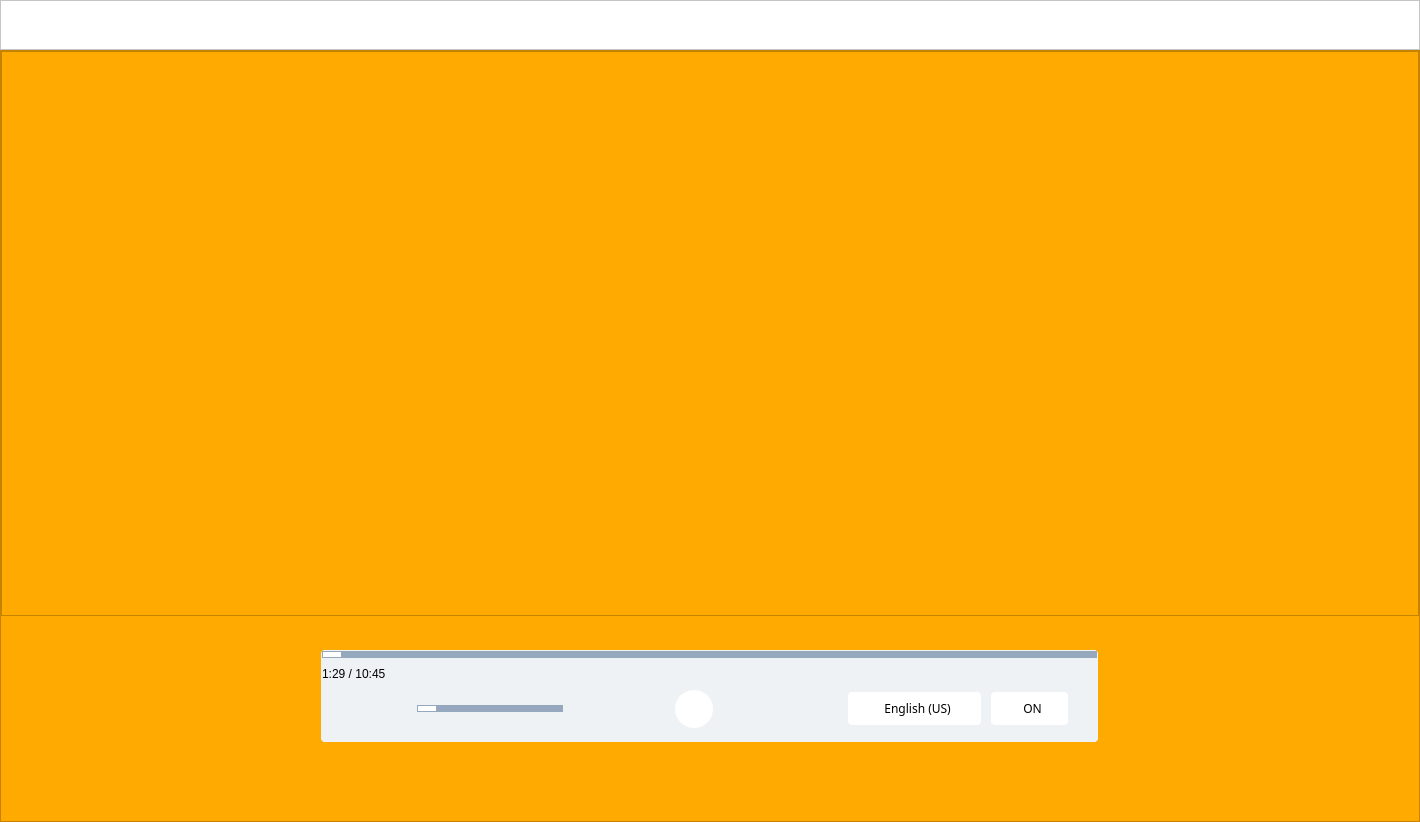
The window that ui/main.ui (medhatjachour/Ray) describes before a commit, drawn with Qt 5.
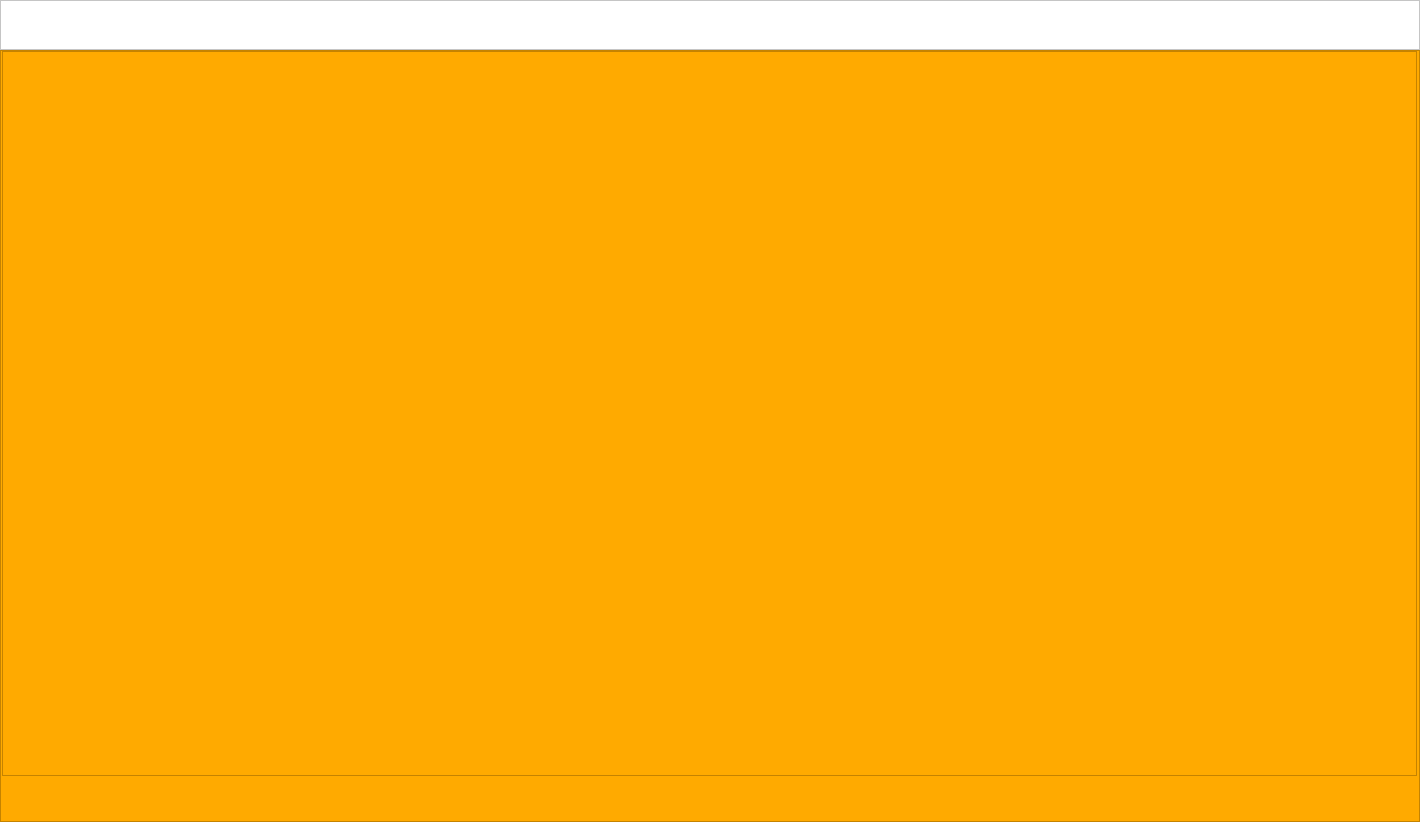
The same window after the commit. Icons and pictures are not drawn.

Commit message: last change before restat

The edit to the form file:
```diff
--- a/ui/main.ui
+++ b/ui/main.ui
@@ -2543,668 +2543,6 @@
            <property name="spacing">
             <number>0</number>
            </property>
-           <item row="1" column="0">
-            <widget class="QFrame" name="frame_32">
-             <property name="minimumSize">
-              <size>
-               <width>0</width>
-               <height>0</height>
-              </size>
-             </property>
-             <property name="maximumSize">
-              <size>
-               <width>16777215</width>
-               <height>160</height>
-              </size>
-             </property>
-             <property name="styleSheet">
-              <string notr="true">background-color: transparent;
-</string>
-             </property>
-             <property name="frameShape">
-              <enum>QFrame::StyledPanel</enum>
-             </property>
-             <property name="frameShadow">
-              <enum>QFrame::Raised</enum>
-             </property>
-             <layout class="QGridLayout" name="gridLayout_13">
-              <property name="leftMargin">
-               <number>0</number>
-              </property>
-              <property name="topMargin">
-               <number>0</number>
-              </property>
-              <property name="rightMargin">
-               <number>0</number>
-              </property>
-              <property name="bottomMargin">
-               <number>0</number>
-              </property>
-              <property name="spacing">
-               <number>0</number>
-              </property>
-              <item row="0" column="0">
-               <widget class="QFrame" name="frame_60">
-                <property name="minimumSize">
-                 <size>
-                  <width>777</width>
-                  <height>92</height>
-                 </size>
-                </property>
-                <property name="maximumSize">
-                 <size>
-                  <width>770</width>
-                  <height>92</height>
-                 </size>
-                </property>
-                <property name="styleSheet">
-                 <string notr="true">background: rgba(239, 242, 245, 0.95);
-border-radius:4px;</string>
-                </property>
-                <property name="frameShape">
-                 <enum>QFrame::StyledPanel</enum>
-                </property>
-                <property name="frameShadow">
-                 <enum>QFrame::Raised</enum>
-                </property>
-                <layout class="QVBoxLayout" name="verticalLayout_21">
-                 <property name="spacing">
-                  <number>0</number>
-                 </property>
-                 <property name="leftMargin">
-                  <number>0</number>
-                 </property>
-                 <property name="topMargin">
-                  <number>0</number>
-                 </property>
-                 <property name="rightMargin">
-                  <number>0</number>
-                 </property>
-                 <property name="bottomMargin">
-                  <number>0</number>
-                 </property>
-                 <item>
-                  <widget class="QFrame" name="frame_61">
-                   <property name="minimumSize">
-                    <size>
-                     <width>770</width>
-                     <height>85</height>
-                    </size>
-                   </property>
-                   <property name="styleSheet">
-                    <string notr="true">background: rgba(239, 242, 245, 0.95);</string>
-                   </property>
-                   <property name="frameShape">
-                    <enum>QFrame::StyledPanel</enum>
-                   </property>
-                   <property name="frameShadow">
-                    <enum>QFrame::Raised</enum>
-                   </property>
-                   <layout class="QVBoxLayout" name="verticalLayout_22">
-                    <property name="spacing">
-                     <number>0</number>
-                    </property>
-                    <property name="leftMargin">
-                     <number>1</number>
-                    </property>
-                    <property name="topMargin">
-                     <number>0</number>
-                    </property>
-                    <property name="rightMargin">
-                     <number>1</number>
-                    </property>
-                    <property name="bottomMargin">
-                     <number>6</number>
-                    </property>
-                    <item>
-                     <widget class="QFrame" name="frame_65">
-                      <property name="minimumSize">
-                       <size>
-                        <width>0</width>
-                        <height>0</height>
-                       </size>
-                      </property>
-                      <property name="frameShape">
-                       <enum>QFrame::StyledPanel</enum>
-                      </property>
-                      <property name="frameShadow">
-                       <enum>QFrame::Raised</enum>
-                      </property>
-                      <layout class="QVBoxLayout" name="verticalLayout_23">
-                       <property name="leftMargin">
-                        <number>0</number>
-                       </property>
-                       <property name="topMargin">
-                        <number>0</number>
-                       </property>
-                       <property name="rightMargin">
-                        <number>0</number>
-                       </property>
-                       <item>
-                        <widget class="QSlider" name="position_control">
-                         <property name="maximumSize">
-                          <size>
-                           <width>16777215</width>
-                           <height>8</height>
-                          </size>
-                         </property>
-                         <property name="styleSheet">
-                          <string notr="true">QSlider{
-	background-color:transparent;
-	margin: 0px;
-
-    border-radius: 4px;
-}
-QSlider::groove:horizontal {
-    border-radius: 10px;
-    height: 7px;
-	background-color:  rgba(149, 168, 189, 1);
-}/*
-QSlider::groove:horizontal:hover { background-color: #1e2229; }
-*/QSlider::handle:horizontal {
-    border: none;
-    height: 18;
-    width: 18;
-    margin: 1px;
-	border-radius: 9px;
-    background-color: white;
-}/*
-QSlider::handle:horizontal:hover { background-color: #1e2229; }*/
-QSlider::handle:horizontal:pressed { 
-	background-color: rgba(3, 169, 244, 1); }
-
-</string>
-                         </property>
-                         <property name="orientation">
-                          <enum>Qt::Horizontal</enum>
-                         </property>
-                        </widget>
-                       </item>
-                      </layout>
-                     </widget>
-                    </item>
-                    <item>
-                     <widget class="QLabel" name="time">
-                      <property name="maximumSize">
-                       <size>
-                        <width>16777215</width>
-                        <height>19</height>
-                       </size>
-                      </property>
-                      <property name="styleSheet">
-                       <string notr="true">color: rgb(0, 0, 0);</string>
-                      </property>
-                      <property name="text">
-                       <string>1:29 / 10:45</string>
-                      </property>
-                     </widget>
-                    </item>
-                    <item>
-                     <widget class="QFrame" name="frame_62">
-                      <property name="styleSheet">
-                       <string notr="true">background: rgba(239, 242, 245, 0.95);</string>
-                      </property>
-                      <property name="frameShape">
-                       <enum>QFrame::StyledPanel</enum>
-                      </property>
-                      <property name="frameShadow">
-                       <enum>QFrame::Raised</enum>
-                      </property>
-                      <layout class="QHBoxLayout" name="horizontalLayout_31">
-                       <property name="spacing">
-                        <number>10</number>
-                       </property>
-                       <property name="leftMargin">
-                        <number>50</number>
-                       </property>
-                       <property name="topMargin">
-                        <number>0</number>
-                       </property>
-                       <property name="rightMargin">
-                        <number>29</number>
-                       </property>
-                       <property name="bottomMargin">
-                        <number>0</number>
-                       </property>
-                       <item>
-                        <widget class="QFrame" name="frame_63">
-                         <property name="minimumSize">
-                          <size>
-                           <width>200</width>
-                           <height>0</height>
-                          </size>
-                         </property>
-                         <property name="frameShape">
-                          <enum>QFrame::StyledPanel</enum>
-                         </property>
-                         <property name="frameShadow">
-                          <enum>QFrame::Raised</enum>
-                         </property>
-                         <layout class="QHBoxLayout" name="horizontalLayout_32">
-                          <item>
-                           <widget class="QPushButton" name="mute">
-                            <property name="minimumSize">
-                             <size>
-                              <width>30</width>
-                              <height>30</height>
-                             </size>
-                            </property>
-                            <property name="maximumSize">
-                             <size>
-                              <width>30</width>
-                              <height>30</height>
-                             </size>
-                            </property>
-                            <property name="cursor">
-                             <cursorShape>PointingHandCursor</cursorShape>
-                            </property>
-                            <property name="text">
-                             <string/>
-                            </property>
-                            <property name="icon">
-                             <iconset resource="../resources.qrc">
-                              <normaloff>:/icons/assets/icons/volume-max.png</normaloff>:/icons/assets/icons/volume-max.png</iconset>
-                            </property>
-                           </widget>
-                          </item>
-                          <item>
-                           <widget class="QSlider" name="sound_control">
-                            <property name="maximumSize">
-                             <size>
-                              <width>150</width>
-                              <height>16777215</height>
-                             </size>
-                            </property>
-                            <property name="styleSheet">
-                             <string notr="true">QSlider{
-	background-color:transparent;
-	margin: 0px;
-
-    border-radius: 4px;
-}
-QSlider::groove:horizontal {
-    border-radius: 10px;
-    height: 7px;
-	background-color:  rgba(149, 168, 189, 1);
-}/*
-QSlider::groove:horizontal:hover { background-color: #1e2229; }*/
-QSlider::handle:horizontal {
-    border: none;
-    height: 18;
-    width: 18;
-    margin: 1px;
-	border-radius: 9px;
-    background-color: white;
-}/*
-QSlider::handle:horizontal:hover { background-color: #1e2229; }*/
-QSlider::handle:horizontal:pressed { 
-	background-color: rgba(3, 169, 244, 1); }
-</string>
-                            </property>
-                            <property name="orientation">
-                             <enum>Qt::Horizontal</enum>
-                            </property>
-                           </widget>
-                          </item>
-                         </layout>
-                        </widget>
-                       </item>
-                       <item>
-                        <widget class="QFrame" name="frame_64">
-                         <property name="minimumSize">
-                          <size>
-                           <width>224</width>
-                           <height>0</height>
-                          </size>
-                         </property>
-                         <property name="maximumSize">
-                          <size>
-                           <width>224</width>
-                           <height>16777215</height>
-                          </size>
-                         </property>
-                         <property name="frameShape">
-                          <enum>QFrame::StyledPanel</enum>
-                         </property>
-                         <property name="frameShadow">
-                          <enum>QFrame::Raised</enum>
-                         </property>
-                         <layout class="QHBoxLayout" name="horizontalLayout_35">
-                          <property name="spacing">
-                           <number>8</number>
-                          </property>
-                          <item>
-                           <widget class="QPushButton" name="previus">
-                            <property name="minimumSize">
-                             <size>
-                              <width>0</width>
-                              <height>30</height>
-                             </size>
-                            </property>
-                            <property name="maximumSize">
-                             <size>
-                              <width>50</width>
-                              <height>16777215</height>
-                             </size>
-                            </property>
-                            <property name="cursor">
-                             <cursorShape>PointingHandCursor</cursorShape>
-                            </property>
-                            <property name="text">
-                             <string/>
-                            </property>
-                            <property name="icon">
-                             <iconset resource="../resources.qrc">
-                              <normaloff>:/icons/assets/icons/skip-back.png</normaloff>:/icons/assets/icons/skip-back.png</iconset>
-                            </property>
-                            <property name="iconSize">
-                             <size>
-                              <width>21</width>
-                              <height>21</height>
-                             </size>
-                            </property>
-                           </widget>
-                          </item>
-                          <item>
-                           <widget class="QPushButton" name="backward">
-                            <property name="minimumSize">
-                             <size>
-                              <width>0</width>
-                              <height>30</height>
-                             </size>
-                            </property>
-                            <property name="maximumSize">
-                             <size>
-                              <width>50</width>
-                              <height>16777215</height>
-                             </size>
-                            </property>
-                            <property name="cursor">
-                             <cursorShape>PointingHandCursor</cursorShape>
-                            </property>
-                            <property name="text">
-                             <string/>
-                            </property>
-                            <property name="icon">
-                             <iconset resource="../resources.qrc">
-                              <normaloff>:/icons/assets/icons/refresh-ccw-01.png</normaloff>:/icons/assets/icons/refresh-ccw-01.png</iconset>
-                            </property>
-                            <property name="iconSize">
-                             <size>
-                              <width>21</width>
-                              <height>21</height>
-                             </size>
-                            </property>
-                           </widget>
-                          </item>
-                          <item>
-                           <spacer name="horizontalSpacer_33">
-                            <property name="orientation">
-                             <enum>Qt::Horizontal</enum>
-                            </property>
-                            <property name="sizeHint" stdset="0">
-                             <size>
-                              <width>40</width>
-                              <height>20</height>
-                             </size>
-                            </property>
-                           </spacer>
-                          </item>
-                          <item>
-                           <widget class="QPushButton" name="stop_play">
-                            <property name="minimumSize">
-                             <size>
-                              <width>38</width>
-                              <height>38</height>
-                             </size>
-                            </property>
-                            <property name="maximumSize">
-                             <size>
-                              <width>38</width>
-                              <height>38</height>
-                             </size>
-                            </property>
-                            <property name="cursor">
-                             <cursorShape>PointingHandCursor</cursorShape>
-                            </property>
-                            <property name="styleSheet">
-                             <string notr="true">background: rgba(255, 255, 255, 1);
-border-radius:19px;
-text-align:center;</string>
-                            </property>
-                            <property name="text">
-                             <string/>
-                            </property>
-                            <property name="icon">
-                             <iconset resource="../resources.qrc">
-                              <normaloff>:/icons/assets/icons/equal-pause.png</normaloff>:/icons/assets/icons/equal-pause.png</iconset>
-                            </property>
-                            <property name="iconSize">
-                             <size>
-                              <width>21</width>
-                              <height>21</height>
-                             </size>
-                            </property>
-                           </widget>
-                          </item>
-                          <item>
-                           <spacer name="horizontalSpacer_34">
-                            <property name="orientation">
-                             <enum>Qt::Horizontal</enum>
-                            </property>
-                            <property name="sizeHint" stdset="0">
-                             <size>
-                              <width>40</width>
-                              <height>20</height>
-                             </size>
-                            </property>
-                           </spacer>
-                          </item>
-                          <item>
-                           <widget class="QPushButton" name="forward">
-                            <property name="minimumSize">
-                             <size>
-                              <width>0</width>
-                              <height>30</height>
-                             </size>
-                            </property>
-                            <property name="maximumSize">
-                             <size>
-                              <width>50</width>
-                              <height>16777215</height>
-                             </size>
-                            </property>
-                            <property name="cursor">
-                             <cursorShape>PointingHandCursor</cursorShape>
-                            </property>
-                            <property name="text">
-                             <string/>
-                            </property>
-                            <property name="icon">
-                             <iconset resource="../resources.qrc">
-                              <normaloff>:/icons/assets/icons/refresh-ccw-02.png</normaloff>:/icons/assets/icons/refresh-ccw-02.png</iconset>
-                            </property>
-                            <property name="iconSize">
-                             <size>
-                              <width>21</width>
-                              <height>21</height>
-                             </size>
-                            </property>
-                           </widget>
-                          </item>
-                          <item>
-                           <widget class="QPushButton" name="next">
-                            <property name="minimumSize">
-                             <size>
-                              <width>0</width>
-                              <height>30</height>
-                             </size>
-                            </property>
-                            <property name="maximumSize">
-                             <size>
-                              <width>50</width>
-                              <height>16777215</height>
-                             </size>
-                            </property>
-                            <property name="cursor">
-                             <cursorShape>PointingHandCursor</cursorShape>
-                            </property>
-                            <property name="text">
-                             <string/>
-                            </property>
-                            <property name="icon">
-                             <iconset resource="../resources.qrc">
-                              <normaloff>:/icons/assets/icons/skip-forward.png</normaloff>:/icons/assets/icons/skip-forward.png</iconset>
-                            </property>
-                            <property name="iconSize">
-                             <size>
-                              <width>21</width>
-                              <height>21</height>
-                             </size>
-                            </property>
-                           </widget>
-                          </item>
-                         </layout>
-                        </widget>
-                       </item>
-                       <item>
-                        <spacer name="horizontalSpacer_35">
-                         <property name="orientation">
-                          <enum>Qt::Horizontal</enum>
-                         </property>
-                         <property name="sizeHint" stdset="0">
-                          <size>
-                           <width>40</width>
-                           <height>20</height>
-                          </size>
-                         </property>
-                        </spacer>
-                       </item>
-                       <item>
-                        <widget class="QPushButton" name="choseSub">
-                         <property name="minimumSize">
-                          <size>
-                           <width>133</width>
-                           <height>33</height>
-                          </size>
-                         </property>
-                         <property name="maximumSize">
-                          <size>
-                           <width>133</width>
-                           <height>33</height>
-                          </size>
-                         </property>
-                         <property name="cursor">
-                          <cursorShape>PointingHandCursor</cursorShape>
-                         </property>
-                         <property name="styleSheet">
-                          <string notr="true">font-family: Proxima Nova;
-color: rgb(0, 0, 0);
-font-size: 12px;
-font-weight: 400;
-line-height: 12px;
-
-
-border-radius: 4px;
-background-color: rgb(255, 255, 255);</string>
-                         </property>
-                         <property name="text">
-                          <string>  English (US)</string>
-                         </property>
-                         <property name="icon">
-                          <iconset resource="../resources.qrc">
-                           <normaloff>:/icons/assets/icons/message-text-square-02.png</normaloff>:/icons/assets/icons/message-text-square-02.png</iconset>
-                         </property>
-                         <property name="iconSize">
-                          <size>
-                           <width>21</width>
-                           <height>21</height>
-                          </size>
-                         </property>
-                        </widget>
-                       </item>
-                       <item>
-                        <widget class="QPushButton" name="playSub">
-                         <property name="minimumSize">
-                          <size>
-                           <width>77</width>
-                           <height>33</height>
-                          </size>
-                         </property>
-                         <property name="maximumSize">
-                          <size>
-                           <width>77</width>
-                           <height>33</height>
-                          </size>
-                         </property>
-                         <property name="cursor">
-                          <cursorShape>PointingHandCursor</cursorShape>
-                         </property>
-                         <property name="styleSheet">
-                          <string notr="true">font-family: Proxima Nova;
-font-size: 12px;
-font-weight: 400;
-line-height: 12px;
-
-color: rgb(0, 0, 0);
-border-radius: 4px;
-background-color: rgb(255, 255, 255);</string>
-                         </property>
-                         <property name="text">
-                          <string>  ON</string>
-                         </property>
-                         <property name="icon">
-                          <iconset resource="../resources.qrc">
-                           <normaloff>:/icons/assets/icons/equal-CC.png</normaloff>:/icons/assets/icons/equal-CC.png</iconset>
-                         </property>
-                         <property name="iconSize">
-                          <size>
-                           <width>21</width>
-                           <height>21</height>
-                          </size>
-                         </property>
-                        </widget>
-                       </item>
-                      </layout>
-                     </widget>
-                    </item>
-                   </layout>
-                  </widget>
-                 </item>
-                </layout>
-               </widget>
-              </item>
-             </layout>
-            </widget>
-           </item>
-           <item row="2" column="0">
-            <widget class="QFrame" name="sub_floating">
-             <property name="minimumSize">
-              <size>
-               <width>0</width>
-               <height>45</height>
-              </size>
-             </property>
-             <property name="maximumSize">
-              <size>
-               <width>0</width>
-               <height>0</height>
-              </size>
-             </property>
-             <property name="styleSheet">
-              <string notr="true">background-color: rgb(255, 255, 255);
-border-radius: 4px ;
-padding:10px;
-</string>
-             </property>
-             <property name="frameShape">
-              <enum>QFrame::StyledPanel</enum>
-             </property>
-             <property name="frameShadow">
-              <enum>QFrame::Raised</enum>
-             </property>
-            </widget>
-           </item>
            <item row="0" column="0">
             <widget class="QFrame" name="frame_41">
              <property name="minimumSize">
@@ -3219,13 +2557,19 @@
                <height>16777215</height>
               </size>
              </property>
+             <property name="toolTipDuration">
+              <number>5</number>
+             </property>
              <property name="frameShape">
               <enum>QFrame::StyledPanel</enum>
              </property>
              <property name="frameShadow">
               <enum>QFrame::Raised</enum>
              </property>
-             <layout class="QGridLayout" name="gridLayout_7">
+             <layout class="QVBoxLayout" name="verticalLayout_13">
+              <property name="spacing">
+               <number>0</number>
+              </property>
               <property name="leftMargin">
                <number>0</number>
               </property>
@@ -3238,12 +2582,37 @@
               <property name="bottomMargin">
                <number>0</number>
               </property>
-              <property name="spacing">
-               <number>0</number>
-              </property>
              </layout>
             </widget>
            </item>
+           <item row="1" column="0">
+            <widget class="QFrame" name="sub_floating">
+             <property name="minimumSize">
+              <size>
+               <width>0</width>
+               <height>45</height>
+              </size>
+             </property>
+             <property name="maximumSize">
+              <size>
+               <width>0</width>
+               <height>0</height>
+              </size>
+             </property>
+             <property name="styleSheet">
+              <string notr="true">background-color: rgb(255, 255, 255);
+border-radius: 4px ;
+padding:10px;
+</string>
+             </property>
+             <property name="frameShape">
+              <enum>QFrame::StyledPanel</enum>
+             </property>
+             <property name="frameShadow">
+              <enum>QFrame::Raised</enum>
+             </property>
+            </widget>
+           </item>
           </layout>
          </widget>
         </item>
```
The commit also changes 2 other files.
